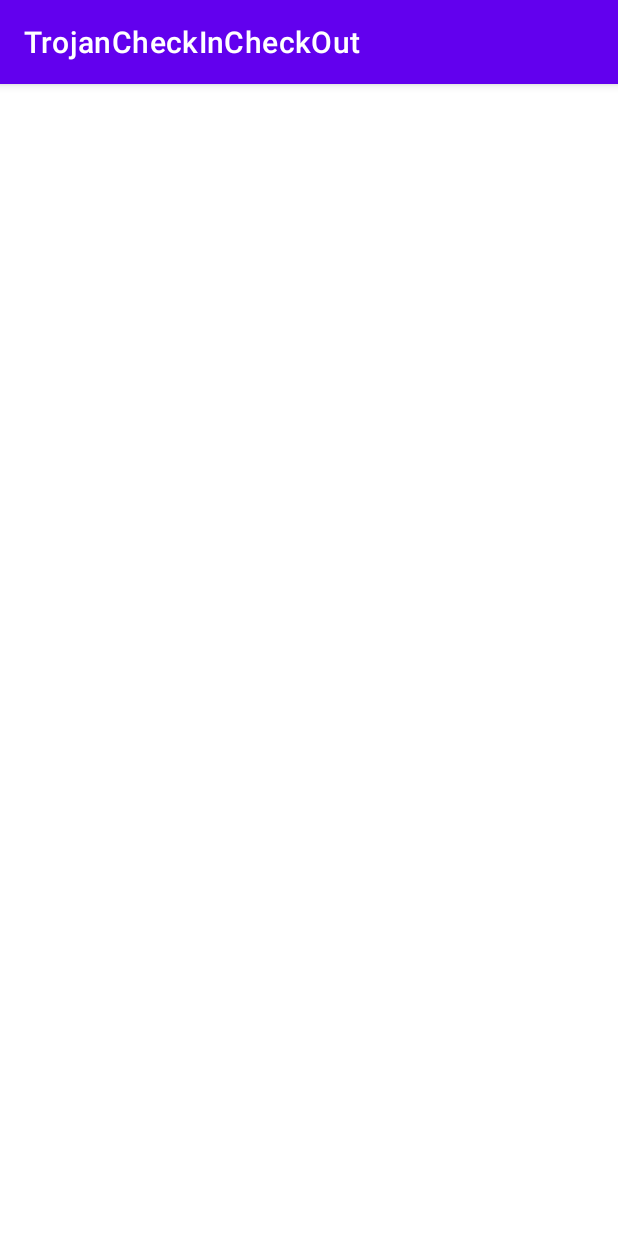
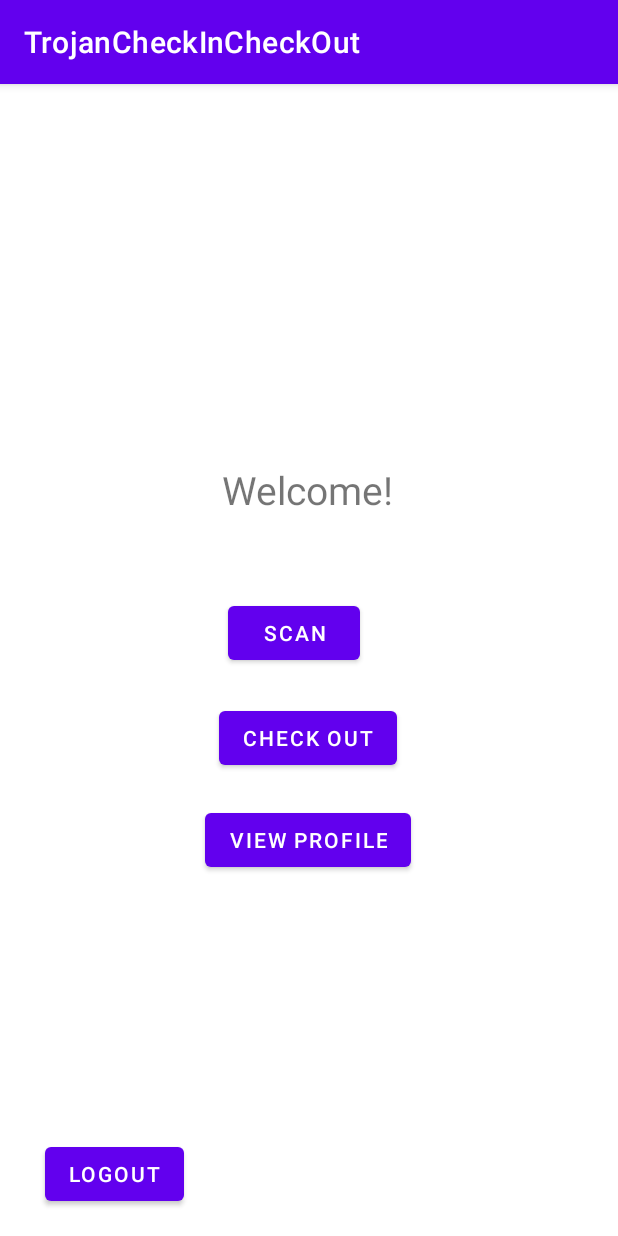
Before and after one commit to CSCI310-Group29/TrojanCheckIn-Group29, an Android app: the StudentHomeActivity screen opened directly, with no data from a screen before it, on a phone screen of 412 x 824 dp. Run offline under Robolectric (Android 15) with nearby library versions, the phone set to English and light mode, and no system bars.

Commit message:
updated activities

```diff
--- a/app/src/main/AndroidManifest.xml
+++ b/app/src/main/AndroidManifest.xml
@@ -13,7 +13,9 @@
         android:roundIcon="@mipmap/ic_launcher_round"
         android:supportsRtl="true"
         android:theme="@style/Theme.TrojanCheckInCheckOut">
-        <activity android:name=".views.StudentHomeActivity"></activity>
+        <activity android:name=".views.StudentProfileActivity"></activity>
+        <activity android:name=".views.ManagerHomeActivity" />
+        <activity android:name=".views.StudentHomeActivity" />
 
         <uses-library
             android:name="com.google.android.wearable"
@@ -35,7 +37,7 @@
         </activity>
         <activity
             android:name=".views.LoginActivity"
-            android:label="@string/title_activity_login"></activity>
+            android:label="@string/title_activity_login" />
         <activity
             android:name=".views.AppHomeActivity"
             android:label="@string/title_activity_app_home"
--- a/app/src/main/java/com/csci310_group29/trojancheckincheckout/viewmodels/RegisterViewModel.kt
+++ b/app/src/main/java/com/csci310_group29/trojancheckincheckout/viewmodels/RegisterViewModel.kt
@@ -27,6 +27,8 @@ class RegisterViewModel: ViewModel() {
         } else if(user.id == "" && !user.isStudent!!) {
             //Log.e(TAG, "No student id passed to registerViewModel")
             throw Exception("Must enter student id if you are a student")
+        } else if(password.isEmpty()) {
+            throw Exception("Must enter password")
         }
 
         val domain = getEmailDomain(email)
--- a/app/src/main/java/com/csci310_group29/trojancheckincheckout/views/LoginActivity.kt
+++ b/app/src/main/java/com/csci310_group29/trojancheckincheckout/views/LoginActivity.kt
@@ -1,5 +1,6 @@
 package com.csci310_group29.trojancheckincheckout.views
 
+import android.content.Intent
 import android.os.Bundle
 import android.util.Log
 import android.view.View
@@ -32,8 +33,8 @@ class LoginActivity : AppCompatActivity() {
             //Log.i(TAG,"User returned is: " + user.firstName + " " + user.lastName + " " + user.major + " " + user.isStudent)
 
             if(user.isStudent!!) {
-                val toast = Toast.makeText(this, "is Student", Toast.LENGTH_SHORT);
-                toast.show()
+                startActivity(Intent(this,StudentHomeActivity::class.java))
+                finish()
             } else {
                 val toast = Toast.makeText(this, "is Manager", Toast.LENGTH_SHORT);
                 toast.show()
--- a/app/src/main/java/com/csci310_group29/trojancheckincheckout/views/RegisterActivity.java
+++ b/app/src/main/java/com/csci310_group29/trojancheckincheckout/views/RegisterActivity.java
@@ -66,7 +66,7 @@ public class RegisterActivity extends AppCompatActivity {
         String type =  tSpinner.getSelectedItem().toString();
         Boolean isStudent = (type.equals("Student")) ? true : false;
 
-        User newUser = new User(null,isStudent,first,last,major,id);
+        User newUser = new User(null,isStudent,first,last,major,null,id);
 
 
 
--- a/app/src/main/res/layout/activity_student_home.xml
+++ b/app/src/main/res/layout/activity_student_home.xml
@@ -6,4 +6,64 @@
     android:layout_height="match_parent"
     tools:context=".views.StudentHomeActivity">
 
+    <Button
+        android:id="@+id/button"
+        android:layout_width="wrap_content"
+        android:layout_height="wrap_content"
+        android:text="Check Out"
+        app:layout_constraintBottom_toBottomOf="parent"
+        app:layout_constraintEnd_toEndOf="parent"
+        app:layout_constraintHorizontal_bias="0.498"
+        app:layout_constraintStart_toStartOf="parent"
+        app:layout_constraintTop_toTopOf="parent"
+        app:layout_constraintVertical_bias="0.572" />
+
+    <Button
+        android:id="@+id/button2"
+        android:layout_width="wrap_content"
+        android:layout_height="wrap_content"
+        android:text="Scan"
+        app:layout_constraintBottom_toBottomOf="parent"
+        app:layout_constraintEnd_toEndOf="parent"
+        app:layout_constraintHorizontal_bias="0.47"
+        app:layout_constraintStart_toStartOf="parent"
+        app:layout_constraintTop_toTopOf="parent"
+        app:layout_constraintVertical_bias="0.475" />
+
+    <TextView
+        android:id="@+id/textView2"
+        android:layout_width="wrap_content"
+        android:layout_height="wrap_content"
+        android:text="Welcome!"
+        android:textSize="26sp"
+        app:layout_constraintBottom_toBottomOf="parent"
+        app:layout_constraintEnd_toEndOf="parent"
+        app:layout_constraintHorizontal_bias="0.498"
+        app:layout_constraintStart_toStartOf="parent"
+        app:layout_constraintTop_toTopOf="parent"
+        app:layout_constraintVertical_bias="0.345" />
+
+    <Button
+        android:id="@+id/button3"
+        android:layout_width="wrap_content"
+        android:layout_height="wrap_content"
+        android:text="View Profile"
+        app:layout_constraintBottom_toBottomOf="parent"
+        app:layout_constraintEnd_toEndOf="parent"
+        app:layout_constraintHorizontal_bias="0.498"
+        app:layout_constraintStart_toStartOf="parent"
+        app:layout_constraintTop_toTopOf="parent"
+        app:layout_constraintVertical_bias="0.667" />
+
+    <Button
+        android:id="@+id/button4"
+        android:layout_width="wrap_content"
+        android:layout_height="wrap_content"
+        android:text="Logout"
+        app:layout_constraintBottom_toBottomOf="parent"
+        app:layout_constraintEnd_toEndOf="parent"
+        app:layout_constraintHorizontal_bias="0.094"
+        app:layout_constraintStart_toStartOf="parent"
+        app:layout_constraintTop_toTopOf="parent"
+        app:layout_constraintVertical_bias="0.976" />
 </androidx.constraintlayout.widget.ConstraintLayout>
```
Also changed, not shown: app/src/main/java/com/csci310_group29/trojancheckincheckout/viewmodels/StudentHomeViewModel.kt (+23 -2 lines), app/src/main/java/com/csci310_group29/trojancheckincheckout/views/StudentHomeActivity.kt (+33 -0 lines).
